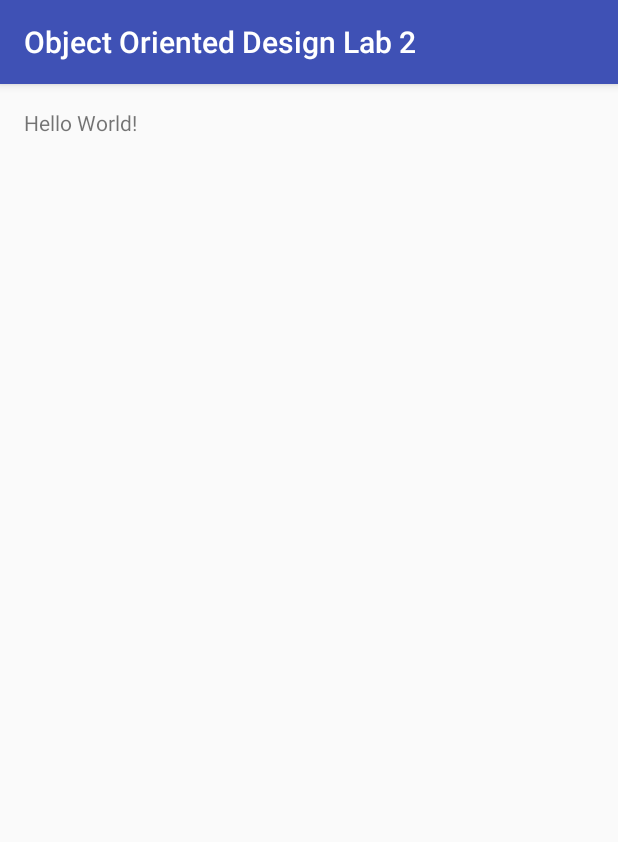
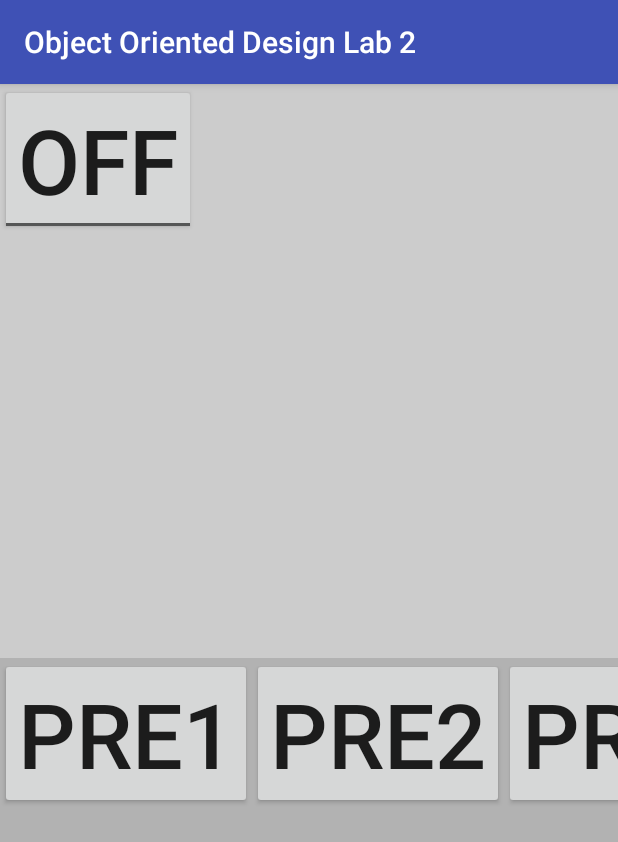
Before and after one commit to SamSymmes/ObjectOrientedDesignLab2, an Android app: the screen it shows after launch (MainActivity), on a phone screen of 412 x 824 dp. Shown: the top 842 px of the screen. Run offline under Robolectric (Android 15) with nearby library versions, the phone set to English and light mode, and no system bars.

Commit message:
Separate Layouts

```diff
--- a/app/src/main/res/layout/activity_main.xml
+++ b/app/src/main/res/layout/activity_main.xml
@@ -3,14 +3,111 @@
     xmlns:tools="http://schemas.android.com/tools"
     android:layout_width="match_parent"
     android:layout_height="match_parent"
-    android:paddingBottom="@dimen/activity_vertical_margin"
-    android:paddingLeft="@dimen/activity_horizontal_margin"
-    android:paddingRight="@dimen/activity_horizontal_margin"
-    android:paddingTop="@dimen/activity_vertical_margin"
     tools:context="com.example.symmes19.objectorienteddesignlab2.MainActivity">
 
-    <TextView
-        android:layout_width="wrap_content"
-        android:layout_height="wrap_content"
-        android:text="Hello World!" />
+    <LinearLayout
+        android:orientation="horizontal"
+        android:layout_width="match_parent"
+        android:layout_height="385dp"
+        android:layout_alignParentStart="false"
+        android:background="#cccccc"
+        android:layout_alignParentLeft="false">
+
+        <ToggleButton
+            android:layout_width="wrap_content"
+            android:layout_height="wrap_content"
+            android:id="@+id/toggleButton"
+            android:textOn="On"
+            android:textOff="Off"
+            android:textSize="60dp" />
+
+    </LinearLayout>
+
+    <LinearLayout
+        android:orientation="horizontal"
+        android:layout_width="match_parent"
+        android:layout_height="385dp"
+        android:layout_alignParentBottom="true"
+        android:layout_alignParentLeft="true"
+        android:layout_alignParentStart="true"
+        android:background="#b2b2b2">
+
+        <Space
+            android:layout_width="0dp"
+            android:layout_height="20px"
+            android:layout_weight="1" />
+
+        <Button
+            android:layout_width="wrap_content"
+            android:layout_height="wrap_content"
+            android:text="Pre1"
+            android:id="@+id/button"
+            android:textSize="60dp" />
+
+        <Space
+            android:layout_width="0dp"
+            android:layout_height="20px"
+            android:layout_weight="1" />
+
+        <Button
+            android:layout_width="wrap_content"
+            android:layout_height="wrap_content"
+            android:text="Pre2"
+            android:id="@+id/button2"
+            android:textSize="60dp" />
+
+        <Space
+            android:layout_width="0dp"
+            android:layout_height="20px"
+            android:layout_weight="1" />
+
+        <Button
+            android:layout_width="wrap_content"
+            android:layout_height="wrap_content"
+            android:text="Pre3"
+            android:id="@+id/button3"
+            android:textSize="60dp" />
+
+        <Space
+            android:layout_width="0dp"
+            android:layout_height="20px"
+            android:layout_weight="1" />
+
+        <Button
+            android:layout_width="wrap_content"
+            android:layout_height="wrap_content"
+            android:text="Pre4"
+            android:id="@+id/button4"
+            android:textSize="60dp" />
+
+        <Space
+            android:layout_width="0dp"
+            android:layout_height="20px"
+            android:layout_weight="1" />
+
+        <Button
+            android:layout_width="wrap_content"
+            android:layout_height="wrap_content"
+            android:text="Pre5"
+            android:id="@+id/button5"
+            android:textSize="60dp" />
+
+        <Space
+            android:layout_width="0dp"
+            android:layout_height="20px"
+            android:layout_weight="1" />
+
+        <Button
+            android:layout_width="wrap_content"
+            android:layout_height="wrap_content"
+            android:text="Pre6"
+            android:id="@+id/button6"
+            android:textSize="60dp" />
+
+        <Space
+            android:layout_width="0dp"
+            android:layout_height="20px"
+            android:layout_weight="1" />
+    </LinearLayout>
+
 </RelativeLayout>
```
